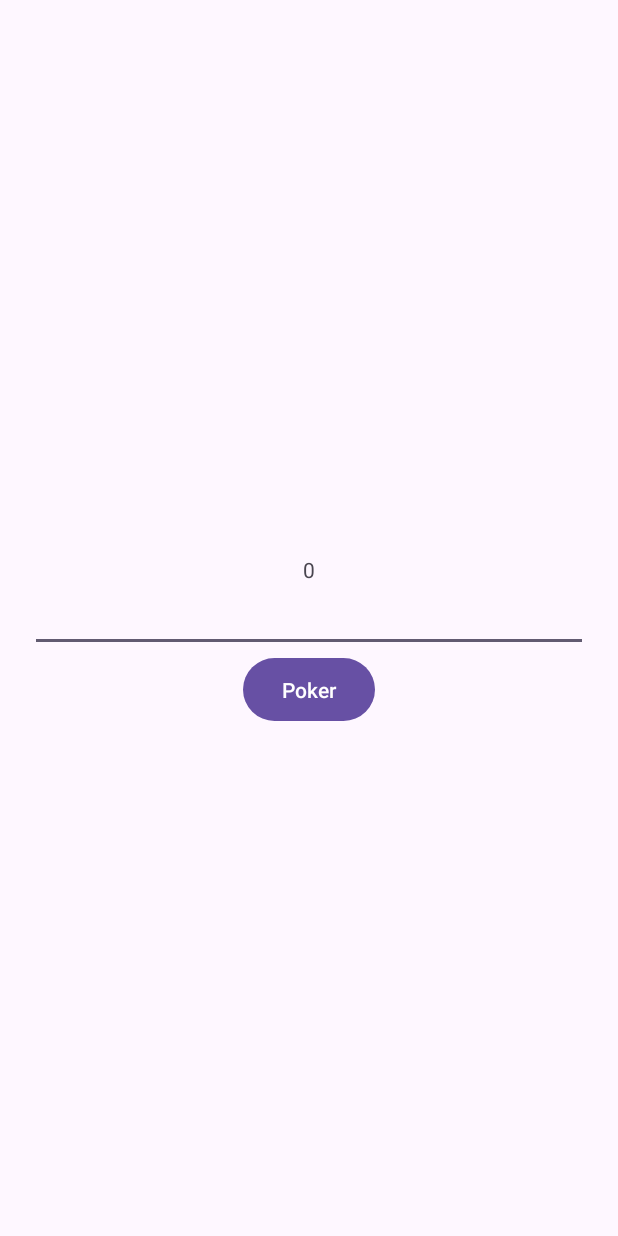
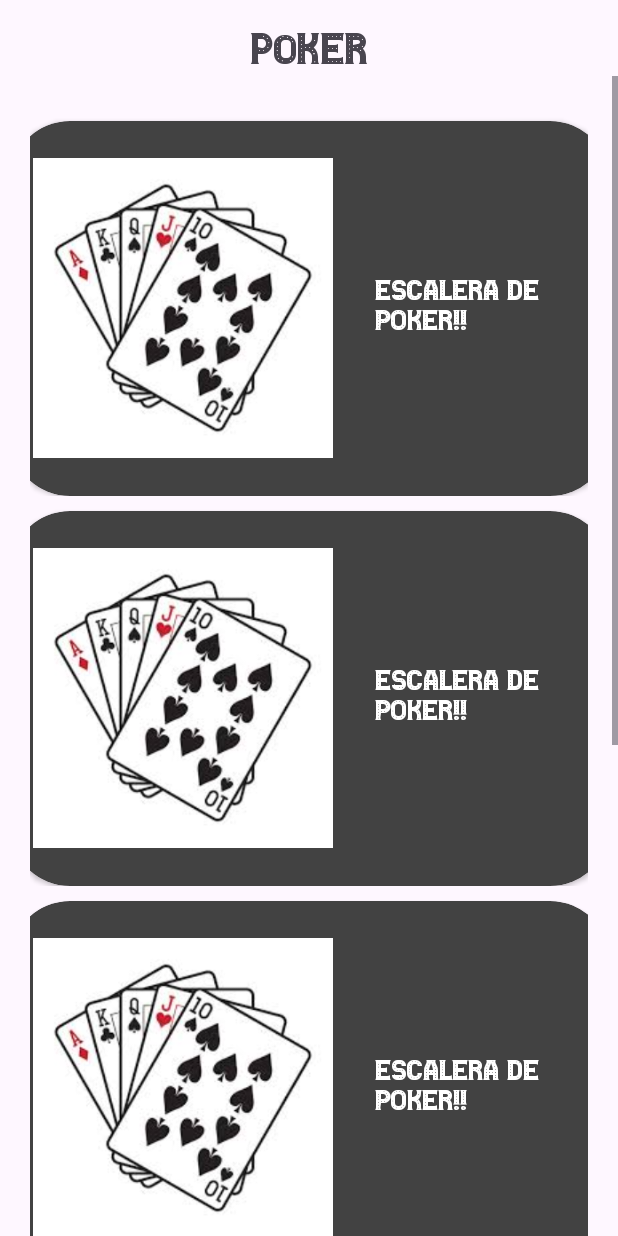
Before and after one commit to fabionick123/ProyectoClaseAndroidStudio, an Android app: the MainActivity screen opened directly, with no data from a screen before it, on a phone screen of 412 x 824 dp. Run offline under Robolectric (Android 15) with nearby library versions, the phone set to English and light mode, and no system bars.

Commit message:
Version finalisima de la app

```diff
--- a/app/build.gradle.kts
+++ b/app/build.gradle.kts
@@ -3,6 +3,9 @@ plugins {
 }
 
 android {
+    buildFeatures{
+        viewBinding = true;
+    }
     namespace = "com.fabionick123.application"
     compileSdk = 36
 
--- a/app/src/main/java/com/fabionick123/application/MainActivity.java
+++ b/app/src/main/java/com/fabionick123/application/MainActivity.java
@@ -1,7 +1,6 @@
 package com.fabionick123.application;
 
 import android.os.Bundle;
-import android.view.View;
 import android.widget.Button;
 import android.widget.TextView;
 
@@ -10,9 +9,18 @@ import androidx.appcompat.app.AppCompatActivity;
 import androidx.core.graphics.Insets;
 import androidx.core.view.ViewCompat;
 import androidx.core.view.WindowInsetsCompat;
+import androidx.viewpager.widget.ViewPager;
+
+import com.fabionick123.application.R;
+import com.fabionick123.application.databinding.ActivityMainBinding;
+import com.fabionick123.application.ui.frmanager.Paginador;
 
 public class MainActivity extends AppCompatActivity {
-    Integer contador = 0;
+    Button mainButton;
+    TextView mainTV;
+    int contador;
+    private ActivityMainBinding binding;
+
     @Override
     protected void onCreate(Bundle savedInstanceState) {
         super.onCreate(savedInstanceState);
@@ -23,17 +31,13 @@ public class MainActivity extends AppCompatActivity {
             v.setPadding(systemBars.left, systemBars.top, systemBars.right, systemBars.bottom);
             return insets;
         });
-        Button mainButton = findViewById(R.id.mainButton);
-        TextView textView = findViewById(R.id.maintv);
 
+        binding = ActivityMainBinding.inflate(getLayoutInflater());
+        setContentView(binding.getRoot());
 
-        textView.setText(String.valueOf(contador));
-        mainButton.setOnClickListener(new View.OnClickListener() {
-            @Override
-            public void onClick(View v) {
-                contador++;
-                textView.setText(String.valueOf(contador));
-            }
-        });
+        Paginador paginador = new Paginador(this, getSupportFragmentManager());
+        ViewPager viewPager = binding.Cartas;
+        viewPager.setAdapter(paginador);
+
     }
 }
--- a/app/src/main/java/com/fabionick123/application/mainfr/tarjetas2.java
+++ b/app/src/main/java/com/fabionick123/application/mainfr/tarjetas2.java
@@ -1,24 +1,53 @@
-package com.fabionick123.application;
+package com.fabionick123.application.mainfr;
 
 import android.os.Bundle;
+import android.view.LayoutInflater;
+import android.view.View;
+import android.view.ViewGroup;
+import android.app.AlertDialog;
+import android.os.Bundle;
 
-import androidx.activity.EdgeToEdge;
-import androidx.appcompat.app.AppCompatActivity;
-import androidx.core.graphics.Insets;
-import androidx.core.view.ViewCompat;
-import androidx.core.view.WindowInsetsCompat;
+import androidx.constraintlayout.widget.ConstraintLayout;
+import androidx.fragment.app.Fragment;
 
-public class activity_tarjeta2 extends AppCompatActivity {
+import android.view.LayoutInflater;
+import android.view.View;
+import android.view.ViewGroup;
+import android.widget.Toast;
 
+import com.fabionick123.application.R;
+
+import java.util.ArrayList;
+import java.util.Arrays;
+
+public class tarjetas2 extends Fragment {
     @Override
-    protected void onCreate(Bundle savedInstanceState) {
-        super.onCreate(savedInstanceState);
-        EdgeToEdge.enable(this);
-        setContentView(R.layout.activity_tarjeta2);
-        ViewCompat.setOnApplyWindowInsetsListener(findViewById(R.id.main), (v, insets) -> {
-            Insets systemBars = insets.getInsets(WindowInsetsCompat.Type.systemBars());
-            v.setPadding(systemBars.left, systemBars.top, systemBars.right, systemBars.bottom);
-            return insets;
-        });
+    public View onCreateView(LayoutInflater inflater, ViewGroup container, Bundle savedInstanceState) {
+        View tarjetas1 = inflater.inflate(R.layout.fragment_monedas, container, false);
+
+        ArrayList<ConstraintLayout> tarjetas = new ArrayList<>(Arrays.asList(
+                tarjetas1.findViewById(R.id.tarjeta1),
+                tarjetas1.findViewById(R.id.tarjeta2),
+                tarjetas1.findViewById(R.id.tarjeta3),
+                tarjetas1.findViewById(R.id.tarjeta4),
+                tarjetas1.findViewById(R.id.tarjeta5)
+        ));
+        for (ConstraintLayout tarjeta2: tarjetas){
+            tarjeta2.setOnClickListener(new View.OnClickListener() {
+                @Override
+                public void onClick(View v) {
+                    mostrarError();
+                }
+            });
+        }
+        return tarjetas1;
     }
+    public void mostrarError() {
+        new AlertDialog.Builder(getContext())
+                .setTitle("¿SEGURO?")
+                .setMessage("hmmmmmmm....")
+                .setPositiveButton("SIMON", (dialog, which) -> Toast.makeText(getContext(), "que pro", Toast.LENGTH_SHORT).show())
+                .setNegativeButton("NOLAS", (dialog, which) -> Toast.makeText(getContext(), "cagoneta", Toast.LENGTH_SHORT).show()).show();
+    }
+
 }
--- a/app/src/main/java/com/fabionick123/application/ui/frmanager/Paginador.java
+++ b/app/src/main/java/com/fabionick123/application/ui/frmanager/Paginador.java
@@ -1,4 +1,37 @@
 package com.fabionick123.application.ui.frmanager;
 
-public class Paginador {
+import android.content.Context;
+
+import androidx.annotation.NonNull;
+import androidx.fragment.app.Fragment;
+import androidx.fragment.app.FragmentManager;
+import androidx.fragment.app.FragmentPagerAdapter;
+
+import com.fabionick123.application.mainfr.tarjetas1;
+import com.fabionick123.application.mainfr.tarjetas2;
+
+
+public class Paginador extends FragmentPagerAdapter {
+
+    public Paginador(Context context, FragmentManager fm) {
+        super(fm, BEHAVIOR_RESUME_ONLY_CURRENT_FRAGMENT);
+    }
+
+    @NonNull
+    @Override
+    public Fragment getItem(int position) {
+        switch (position) {
+            case 0:
+                return new tarjetas1();
+            case 1:
+                return new tarjetas2();
+
+        }
+        return null;
+    }
+
+    @Override
+    public int getCount() {
+        return 2;
+    }
 }
--- a/app/src/main/res/layout/activity_main.xml
+++ b/app/src/main/res/layout/activity_main.xml
@@ -8,31 +8,23 @@
     tools:context=".MainActivity">
 
     <TextView
+        android:id="@+id/maintv"
         android:layout_width="wrap_content"
         android:layout_height="wrap_content"
-        android:id="@+id/maintv"
-        app:layout_constraintBottom_toTopOf="@id/MainET"
+        android:text="@string/app_name"
+        android:fontFamily="@font/casino"
+        android:paddingTop="20dp"
+        android:textSize="30dp"
         app:layout_constraintLeft_toLeftOf="parent"
         app:layout_constraintRight_toRightOf="parent"
-        android:text="@string/app_name"
-        />
+        app:layout_constraintTop_toTopOf="parent"/>
 
-    <EditText
-        android:id="@+id/MainET"
+
+    <androidx.viewpager.widget.ViewPager
+        android:id="@+id/Cartas"
         android:layout_width="match_parent"
-        android:layout_height="wrap_content"
-        app:layout_constraintTop_toTopOf="parent"
-        app:layout_constraintBottom_toBottomOf="parent"
-        android:layout_margin="20dp"
+        android:layout_height="0dp"
+        app:layout_constraintTop_toBottomOf="@id/maintv"
+        app:layout_constraintBottom_toBottomOf="parent"/>
 
-        />
-    <Button
-        android:id="@+id/mainButton"
-        android:layout_width="wrap_content"
-        android:layout_height="50dp"
-        android:text="@string/app_name"
-        app:layout_constraintTop_toBottomOf="@+id/MainET"
-        app:layout_constraintStart_toStartOf="parent"
-        app:layout_constraintEnd_toEndOf="parent"
-        />
 </androidx.constraintlayout.widget.ConstraintLayout>
--- a/app/src/main/res/layout/activity_splash.xml
+++ b/app/src/main/res/layout/activity_splash.xml
@@ -28,9 +28,6 @@
         app:layout_constraintGuide_percent="0.33"
         />
 
-
-
-
     <ImageView
         android:id="@+id/splashLogo"
         android:layout_width="154dp"
--- a/app/src/main/res/layout/activity_tarjeta1.xml
+++ b/app/src/main/res/layout/activity_tarjeta1.xml
@@ -5,6 +5,42 @@
     android:id="@+id/main"
     android:layout_width="match_parent"
     android:layout_height="match_parent"
-    tools:context=".tarjeta1">
+    tools:context=".mainfr.tarjetas1">
+    <androidx.cardview.widget.CardView
+        android:id="@+id/autenticaTarjeta"
+        android:layout_width="400dp"
+        android:layout_height="250dp"
+        app:cardCornerRadius="40dp"
+        android:layout_marginTop="10dp"
+        android:backgroundTint="@color/cardview_dark_background"
+        app:layout_constraintBottom_toBottomOf="parent"
+        app:layout_constraintEnd_toEndOf="parent"
+        app:layout_constraintStart_toStartOf="parent"
+        app:layout_constraintTop_toTopOf="parent">
 
+        <LinearLayout
+            android:layout_width="match_parent"
+            android:layout_height="match_parent"
+            android:orientation="horizontal">
+
+            <ImageView
+                android:id="@+id/image1"
+                android:layout_gravity="center"
+                android:layout_width="200dp"
+                android:layout_height="200dp"
+                android:layout_marginLeft="15dp"
+                android:src="@drawable/cartas" />
+
+            <TextView
+                android:id="@+id/Texto"
+                android:layout_gravity="center"
+                android:layout_width="wrap_content"
+                android:layout_height="wrap_content"
+                android:layout_marginLeft="28dp"
+                android:fontFamily="@font/casino"
+                android:text="Escalera de poker!!"
+                android:textColor="@color/design_default_color_on_primary"
+                android:textSize="20dp" />
+        </LinearLayout>
+    </androidx.cardview.widget.CardView>
 </androidx.constraintlayout.widget.ConstraintLayout>
--- a/app/src/main/res/layout/fragment_cartas.xml
+++ b/app/src/main/res/layout/fragment_cartas.xml
@@ -1,14 +1,24 @@
 <?xml version="1.0" encoding="utf-8"?>
 <FrameLayout xmlns:android="http://schemas.android.com/apk/res/android"
-    xmlns:tools="http://schemas.android.com/tools"
     android:layout_width="match_parent"
     android:layout_height="match_parent"
-    tools:context=".fragment_cartas">
+    xmlns:app="http://schemas.android.com/apk/res-auto">
 
-    <!-- TODO: Update blank fragment layout -->
-    <TextView
+    <ScrollView
         android:layout_width="match_parent"
-        android:layout_height="match_parent"
-        android:text="@string/hello_blank_fragment" />
+        android:layout_height="match_parent">
+        <LinearLayout
+            android:layout_width="match_parent"
+            android:layout_height="wrap_content"
+            android:orientation="vertical"
+            android:padding="20dp">
+            <include layout="@layout/activity_tarjeta1" android:id="@+id/tarjeta1"/>
+            <include layout="@layout/activity_tarjeta1" android:id="@+id/tarjeta2"/>
+            <include layout="@layout/activity_tarjeta1" android:id="@+id/tarjeta3"/>
+            <include layout="@layout/activity_tarjeta1" android:id="@+id/tarjeta4"/>
+            <include layout="@layout/activity_tarjeta1" android:id="@+id/tarjeta5"/>
+        </LinearLayout>
+    </ScrollView>
+
 
 </FrameLayout>
--- a/app/src/main/res/values/strings.xml
+++ b/app/src/main/res/values/strings.xml
@@ -1,3 +1,5 @@
 <resources>
     <string name="app_name">Poker</string>
+    <!-- TODO: Remove or change this placeholder text -->
+    <string name="hello_blank_fragment">Hello blank fragment</string>
 </resources>
--- a/gradle/libs.versions.toml
+++ b/gradle/libs.versions.toml
@@ -1,5 +1,5 @@
 [versions]
-agp = "8.13.0"
+agp = "8.13.1"
 junit = "4.13.2"
 junitVersion = "1.1.5"
 espressoCore = "3.5.1"
```
Also changed, not shown: app/src/main/AndroidManifest.xml (+10 -8 lines), app/src/main/java/com/fabionick123/application/Login.java (+44 -7 lines), app/src/main/java/com/fabionick123/application/Register.java (+87 -29 lines), app/src/main/java/com/fabionick123/application/mainfr/tarjetas1.java (+16 -1 lines), app/src/main/res/layout/activity_tarjeta2.xml (+37 -1 lines), app/src/main/res/layout/fragment_monedas.xml (+16 -6 lines).
